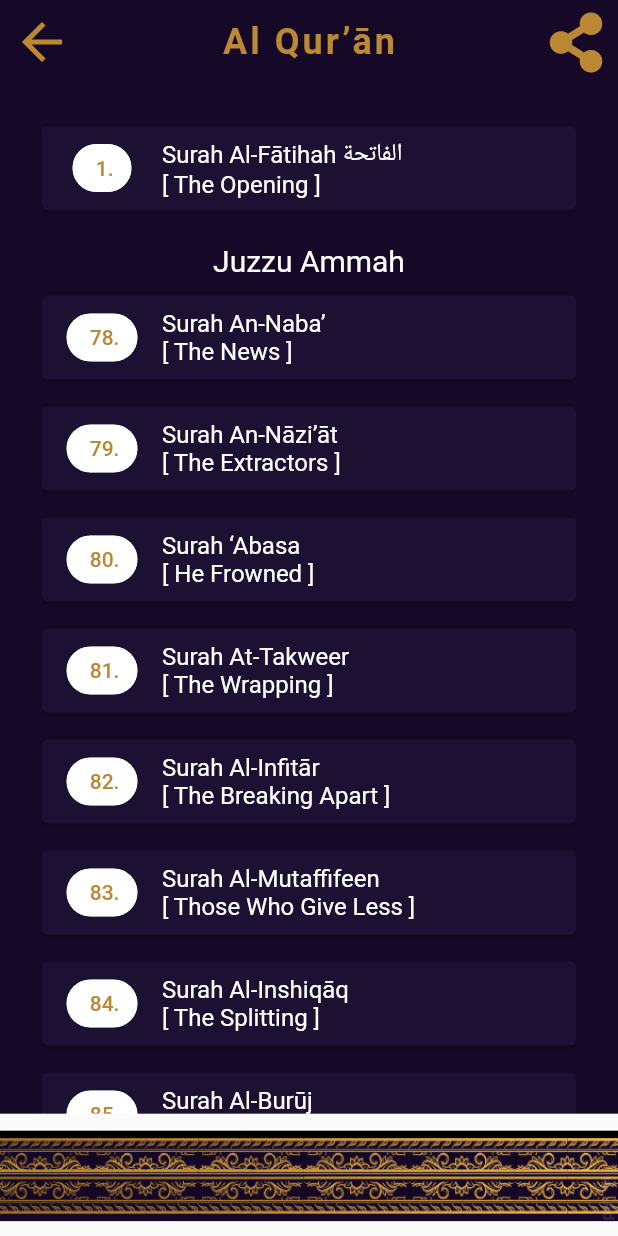
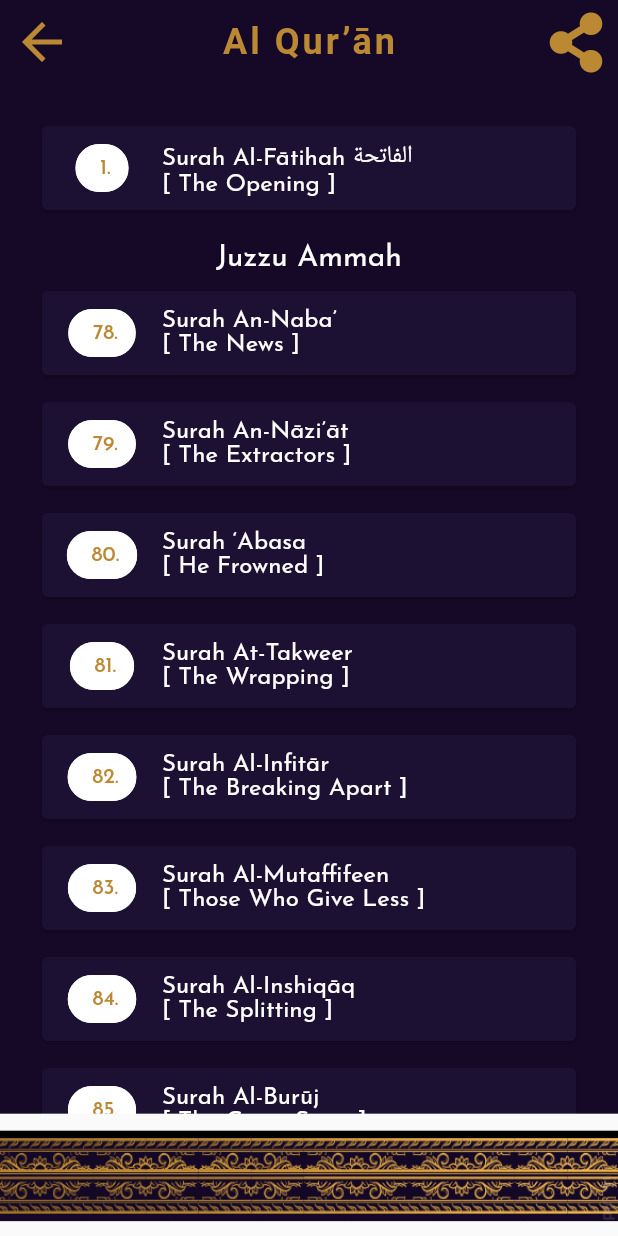
Before and after one commit to kherld-hussein/project_quran, a Flutter app: the screen it shows after launch, after a tap on "Holy Qur’ān - Idris Hussein", on a phone screen of 412 x 824 dp. Run offline on Flutter 3.47's test engine with Material 2 defaults, Android fonts, the phone set to English and light mode, and no system bars; our stand-ins replace animated_splash_screen, audio_service, audioplayers, dio, font_awesome_flutter, get and 9 more; missing offline and left inert: epub_viewer, launch_review, statusbar_util, syncfusion_flutter_pdfviewer.

Commit message:
update CI
Signed-off-by: kherld-hussein <eternety11@gmail.com>

```diff
--- a/lib/main.dart
+++ b/lib/main.dart
@@ -1,5 +1,6 @@
 import 'package:flutter/material.dart';
 import 'package:get/get.dart';
+import 'package:google_fonts/google_fonts.dart';
 import 'package:project_quran/pages/splash.dart';
 import 'package:statusbar_util/statusbar_util.dart';
 
@@ -17,6 +18,8 @@ class MyApp extends StatelessWidget {
       debugShowCheckedModeBanner: false,
       theme: ThemeData(
         primarySwatch: Colors.purple,
+        textTheme:
+            GoogleFonts.josefinSansTextTheme(Theme.of(context).textTheme),
         visualDensity: VisualDensity.adaptivePlatformDensity,
       ),
       home: SplashView(),
--- a/lib/pages/page2.dart
+++ b/lib/pages/page2.dart
@@ -53,7 +53,7 @@ class _Page2State extends State<Page2> {
                   builder: (context) => AlertDialog(
                         title: Text('Tell us your thoughts'),
                         shape: RoundedRectangleBorder(
-                          borderRadius: BorderRadius.all(Radius.circular(10)),
+                          borderRadius: BorderRadius.circular(10),
                         ),
                         content: Text(
                             'We\'ll use the information you give us to improve our services '),
--- a/lib/pages/splash.dart
+++ b/lib/pages/splash.dart
@@ -3,6 +3,7 @@ import 'package:flutter/material.dart';
 import 'package:flutter/widgets.dart';
 import 'package:page_transition/page_transition.dart';
 import 'package:project_quran/pages/page1.dart';
+import 'package:shimmer/shimmer.dart';
 
 class SplashView extends StatefulWidget {
   @override
@@ -15,7 +16,10 @@ class _SplashViewState extends State<SplashView> {
     return Scaffold(
       body: AnimatedSplashScreen(
         duration: 3000,
-        splash: Image.asset('assets/images/logo.png'),
+        splash: Shimmer.fromColors(
+            baseColor: Color(0xff150927),
+            highlightColor: Color(0xffBB8834),
+            child: Image.asset('assets/images/logo.png')),
         splashIconSize: 200,
         nextScreen: PlayOut(),
         splashTransition: SplashTransition.fadeTransition,
```
Also changed, not shown: pubspec.yaml (+10 -7 lines), pubspec.lock, 1 other file.
